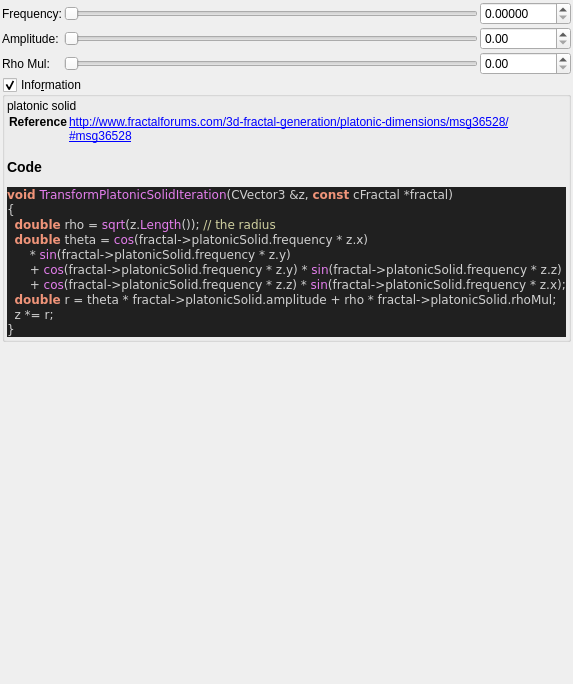
Above: mandelbulber2/qt_data/fractal_platonic_solid.ui from buddhi1980/mandelbulber2 before the change. Below: the same form after it.
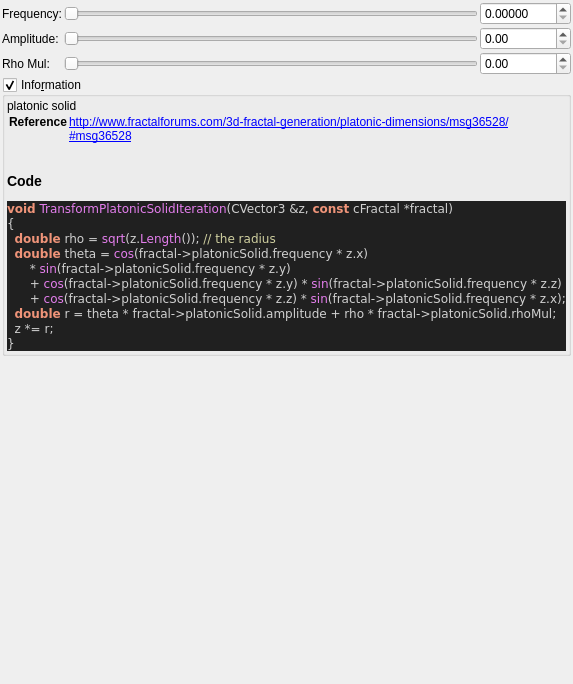
That is the form after the change. Custom widgets are drawn as their Qt base class.

Commit message:
stripped code highlight output to body tag
 the surrounding part (HTML Tag and comment) contained version specific parts.
 Now only the body tag will be written to the ui file,
 so the complete output of populateUiInformation.php should be reproducable.

 Also readded broken symlinks in deploy/share/mandelbulber2

```diff
--- a/mandelbulber2/qt_data/fractal_platonic_solid.ui
+++ b/mandelbulber2/qt_data/fractal_platonic_solid.ui
@@ -229,17 +229,12 @@
        <widget class="QLabel" name="label_code_content">
         <property name="text">
          <string>&lt;p&gt;platonic solid&lt;/p&gt;&lt;table&gt;
-&lt;tr&gt;&lt;th&gt;Reference&lt;/th&gt;&lt;td&gt;&lt;a href=&quot;http://www.fractalforums.com/3d-fractal-generation/platonic-dimensions/msg36528/#msg36528&quot;&gt;http://www.fractalforums.com/3d-fractal-generation/platonic-dimensions/msg36528/#msg36528&lt;/a&gt;&lt;/td&gt;&lt;/tr&gt;
+&lt;tr&gt;&lt;th&gt;Reference&lt;/th&gt;&lt;td&gt;&lt;a href=&quot;http://www.fractalforums.com/3d-fractal-generation/platonic-dimensions/msg36528/#msg36528&quot;&gt;http://www.fractalforums.com/3d-fractal-generation/platonic-dimensions/msg36528/#msg36528&lt;br&gt;
+&lt;/td&gt;&lt;/tr&gt;
 &lt;/table&gt;
 &lt;h3&gt;Code&lt;/h3&gt;
-&lt;!DOCTYPE HTML PUBLIC &quot;-//W3C//DTD HTML 4.0 Transitional//EN&quot;&gt;
-&lt;html&gt;
-&lt;head&gt;
-&lt;meta http-equiv=&quot;content-type&quot; content=&quot;text/html; charset=ISO-8859-1&quot;&gt;
-&lt;title&gt;Source file&lt;/title&gt;
-&lt;/head&gt;
 &lt;body style=&quot;background-color:#202020&quot;&gt;
-&lt;pre style=&quot;color:#d0d0d0; background-color:#202020;  font-family:'Courier New';&quot;&gt;&lt;span style=&quot;color:#f09479; font-weight:bold&quot;&gt;void&lt;/span&gt; &lt;span style=&quot;color:#e47eed&quot;&gt;TransformPlatonicSolidIteration&lt;/span&gt;&lt;span style=&quot;color:#d0d0d0&quot;&gt;(&lt;/span&gt;CVector3 &lt;span style=&quot;color:#d0d0d0&quot;&gt;&amp;amp;&lt;/span&gt;z&lt;span style=&quot;color:#d0d0d0&quot;&gt;,&lt;/span&gt; &lt;span style=&quot;color:#f09479; font-weight:bold&quot;&gt;const&lt;/span&gt; cFractal &lt;span style=&quot;color:#d0d0d0&quot;&gt;*&lt;/span&gt;fractal&lt;span style=&quot;color:#d0d0d0&quot;&gt;)&lt;/span&gt;
+&lt;pre style=&quot;color:#d0d0d0; background-color:#202020;  font-family:'Courier New',monospace;&quot;&gt;&lt;span style=&quot;color:#f09479; font-weight:bold&quot;&gt;void&lt;/span&gt; &lt;span style=&quot;color:#e47eed&quot;&gt;TransformPlatonicSolidIteration&lt;/span&gt;&lt;span style=&quot;color:#d0d0d0&quot;&gt;(&lt;/span&gt;CVector3 &lt;span style=&quot;color:#d0d0d0&quot;&gt;&amp;amp;&lt;/span&gt;z&lt;span style=&quot;color:#d0d0d0&quot;&gt;,&lt;/span&gt; &lt;span style=&quot;color:#f09479; font-weight:bold&quot;&gt;const&lt;/span&gt; cFractal &lt;span style=&quot;color:#d0d0d0&quot;&gt;*&lt;/span&gt;fractal&lt;span style=&quot;color:#d0d0d0&quot;&gt;)&lt;/span&gt;
 &lt;span style=&quot;color:#d0d0d0&quot;&gt;{&lt;/span&gt;
   &lt;span style=&quot;color:#f09479; font-weight:bold&quot;&gt;double&lt;/span&gt; rho &lt;span style=&quot;color:#d0d0d0&quot;&gt;=&lt;/span&gt; &lt;span style=&quot;color:#e47eed&quot;&gt;sqrt&lt;/span&gt;&lt;span style=&quot;color:#d0d0d0&quot;&gt;(&lt;/span&gt;z&lt;span style=&quot;color:#d0d0d0&quot;&gt;.&lt;/span&gt;&lt;span style=&quot;color:#e47eed&quot;&gt;Length&lt;/span&gt;&lt;span style=&quot;color:#d0d0d0&quot;&gt;());&lt;/span&gt; &lt;span style=&quot;color:#d0d0a0&quot;&gt;// the radius&lt;/span&gt;
   &lt;span style=&quot;color:#f09479; font-weight:bold&quot;&gt;double&lt;/span&gt; theta &lt;span style=&quot;color:#d0d0d0&quot;&gt;=&lt;/span&gt; &lt;span style=&quot;color:#e47eed&quot;&gt;cos&lt;/span&gt;&lt;span style=&quot;color:#d0d0d0&quot;&gt;(&lt;/span&gt;fractal&lt;span style=&quot;color:#d0d0d0&quot;&gt;-&amp;gt;&lt;/span&gt;platonicSolid&lt;span style=&quot;color:#d0d0d0&quot;&gt;.&lt;/span&gt;frequency &lt;span style=&quot;color:#d0d0d0&quot;&gt;*&lt;/span&gt; z&lt;span style=&quot;color:#d0d0d0&quot;&gt;.&lt;/span&gt;x&lt;span style=&quot;color:#d0d0d0&quot;&gt;)&lt;/span&gt;
@@ -250,10 +245,7 @@
   z &lt;span style=&quot;color:#d0d0d0&quot;&gt;*=&lt;/span&gt; r&lt;span style=&quot;color:#d0d0d0&quot;&gt;;&lt;/span&gt;
 &lt;span style=&quot;color:#d0d0d0&quot;&gt;}&lt;/span&gt;
 &lt;/pre&gt;
-&lt;/body&gt;
-&lt;/html&gt;
-&lt;!--HTML generated by highlight 3.9, http://www.andre-simon.de/--&gt;
-</string>
+&lt;/body&gt;</string>
         </property>
         <property name="wordWrap">
          <bool>true</bool>
```
The commit also changes 109 other files.
